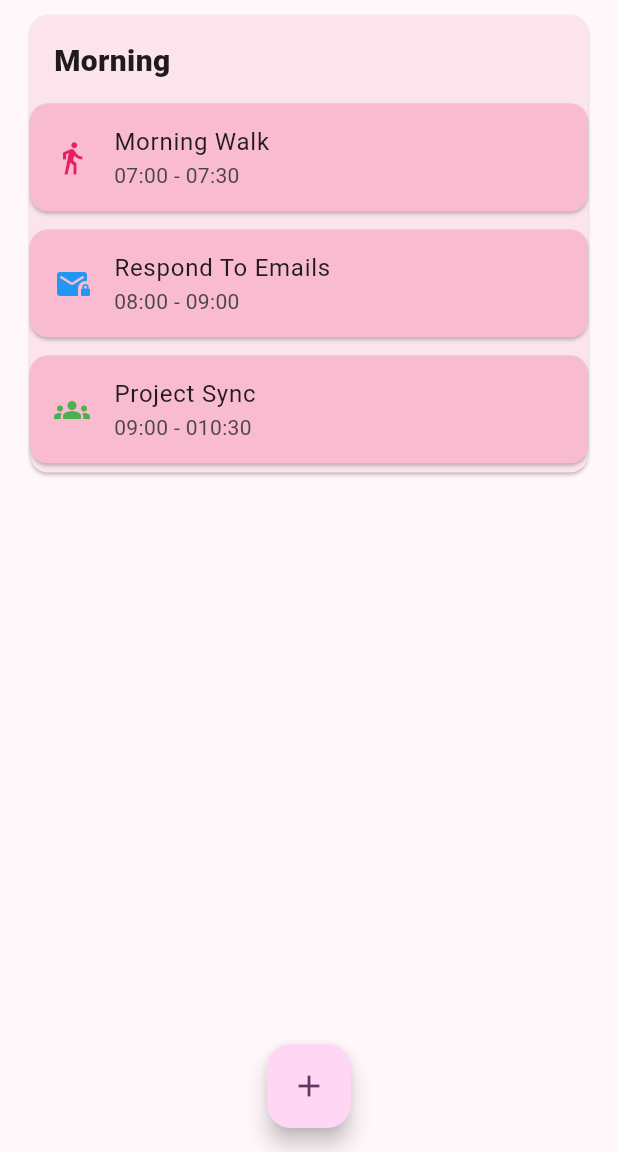
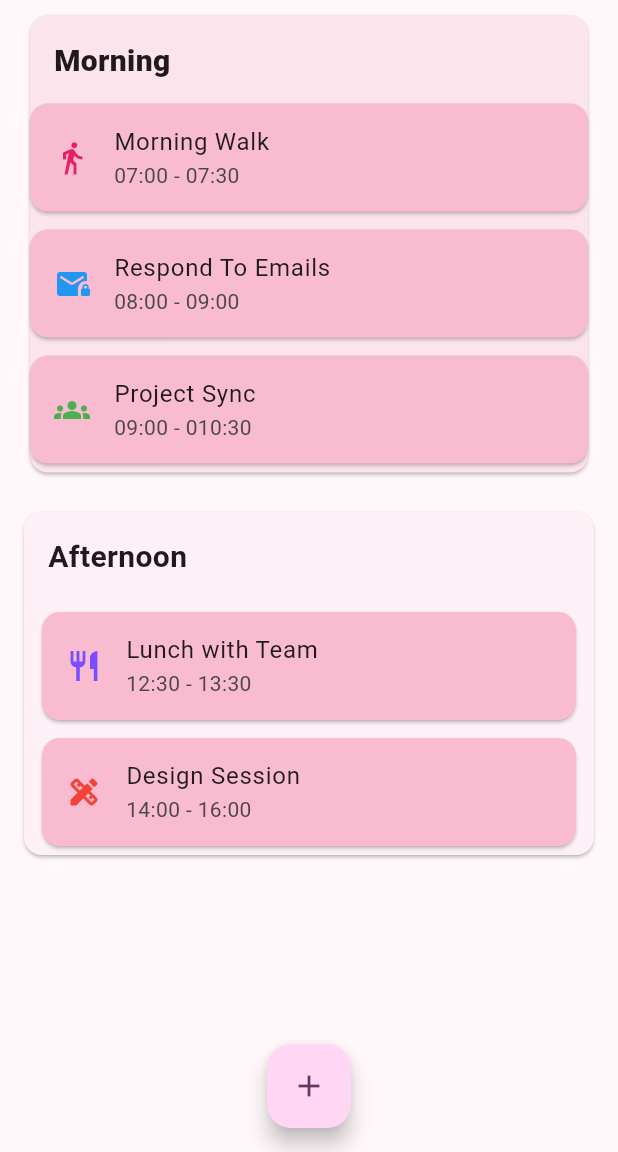
Before and after one commit to Elanr0/daily_exercise_tracking, a Flutter app: the screen it shows after launch, on a phone screen of 412 x 824 dp, the part 84-1236 px from its top. Run offline on Flutter 3.47's test engine with Material 3 defaults, Android fonts, the phone set to English and light mode, and no system bars.

Commit message:
afternoon card created

```diff
--- a/lib/view/home_page.dart
+++ b/lib/view/home_page.dart
@@ -35,6 +35,26 @@ class _HomePageState extends State<HomePage> {
 
   List<NoteModel> notes = [];
   notes.addAll([note1, note2, note3]);
+
+     NoteModel afternoon1 = NoteModel(
+      title: "Lunch with Team",
+      content: "12:30 - 13:30",
+      createdAt: DateTime.now(),
+      updatedAt: DateTime.now(),
+      doingAt: DateTime.now(),
+    );
+
+    NoteModel afternoon2 = NoteModel(
+      title: "Design Session",
+      content: "14:00 - 16:00",
+      createdAt: DateTime.now(),
+      updatedAt: DateTime.now(),
+      doingAt: DateTime.now(),
+    );
+
+     List<NoteModel> afternoonNotes = [];
+  afternoonNotes.addAll([afternoon1, afternoon2]);
+
     return Scaffold(
       appBar: AppBar(
         backgroundColor: Theme.of(context).colorScheme.inversePrimary,
@@ -55,7 +75,7 @@ class _HomePageState extends State<HomePage> {
           onPressed: () {},
           child: const Icon(Icons.add),
 ),
-body: Column(
+body: ListView(
   children: [
     Card(
       margin: const EdgeInsets.symmetric(horizontal: 20, vertical: 10),
@@ -89,6 +109,35 @@ body: Column(
               ],
             ),
           ),
+      Card(
+        margin: const EdgeInsets.all(16),
+        child: Column(
+          crossAxisAlignment: CrossAxisAlignment.start,
+          children: [
+            const Padding(padding: EdgeInsets.all(16),
+            child: Text("Afternoon",
+            style: TextStyle(fontSize: 20, fontWeight: FontWeight.bold,
+              ),
+             ),
+            ),
+            ...afternoonNotes.map((note) {
+
+              final index = afternoonNotes.indexOf(note);
+              return Card(
+                margin: const EdgeInsets.symmetric( horizontal: 12, vertical: 6),
+                color: Colors.pink[100],
+                child: ListTile(
+                  leading: index == 0 ?
+                  const Icon(Icons.restaurant, color: Colors.deepPurpleAccent ,):
+                  const Icon(Icons.design_services, color: Colors.red),
+                  title: Text(note.title),
+                  subtitle: Text(note.content),
+                   ),
+                  );
+                }),
+              ],
+            ),
+          )
         ],
       ),
     );
```
